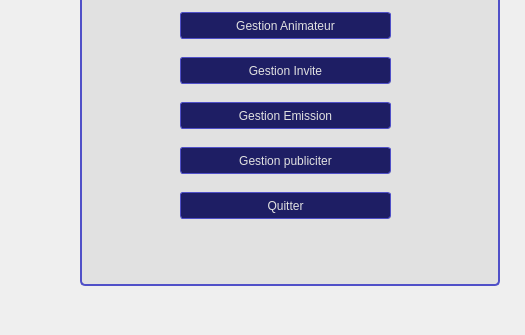
Qt form menu.ui (dina-boughanmi/projet-C-) before a commit; both pictures show x 0 to 525 and y 445 to 780 of the 608 by 780 pixel window.
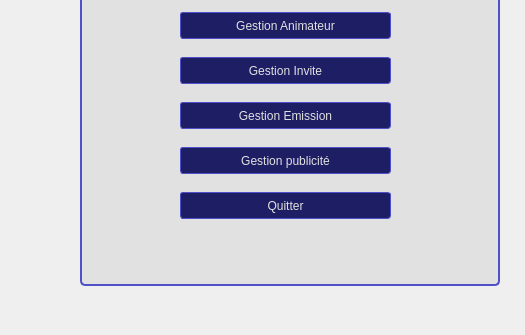
The same form after that commit. Icons and pictures are not drawn.

```diff
--- a/menu.ui
+++ b/menu.ui
@@ -503,7 +503,7 @@
       <item>
        <widget class="QPushButton" name="publisiter">
         <property name="text">
-         <string>Gestion publiciter</string>
+         <string>Gestion publicité</string>
         </property>
        </widget>
       </item>
```
